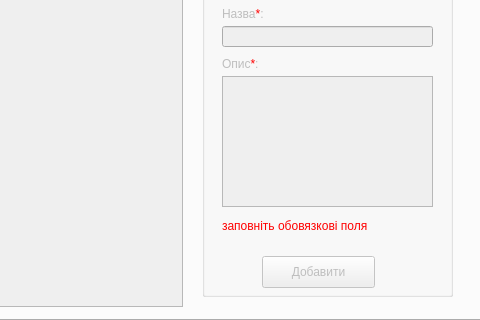
Qt form mainwindow.ui (chepiga1995/db_project) before a commit; both pictures show x 770 to 1250 and y 280 to 600 of the 1250 by 600 pixel window.
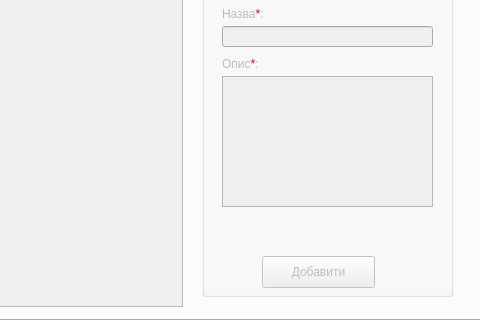
The same form after that commit. The open tabs and pages were chosen to show the change.

Patch:
```diff
--- a/mainwindow.ui
+++ b/mainwindow.ui
@@ -764,19 +764,6 @@
         <string>Добавити</string>
        </property>
       </widget>
-      <widget class="QLabel" name="label_8">
-       <property name="geometry">
-        <rect>
-         <x>20</x>
-         <y>250</y>
-         <width>191</width>
-         <height>21</height>
-        </rect>
-       </property>
-       <property name="text">
-        <string>&lt;html&gt;&lt;head/&gt;&lt;body&gt;&lt;p&gt;&lt;span style=&quot; color:#ff0000;&quot;&gt;заповніть обовязкові поля&lt;/span&gt;&lt;/p&gt;&lt;/body&gt;&lt;/html&gt;</string>
-       </property>
-      </widget>
      </widget>
      <widget class="QTableView" name="tableViewVacationType">
       <property name="geometry">
```
Left out of the diff: 15 changed lines with no effect on the pictures.
